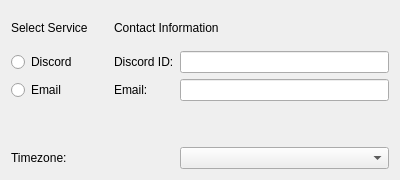
Before: the Qt Designer form ui/designs/channel_selection_widget.ui in Jacfogel/MHM, drawn with Qt 5.
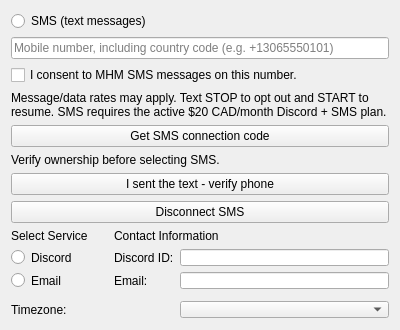
After: the same form once the commit is applied.

```diff
--- a/ui/designs/channel_selection_widget.ui
+++ b/ui/designs/channel_selection_widget.ui
@@ -14,6 +14,14 @@
    <string>Form</string>
   </property>
   <layout class="QVBoxLayout" name="verticalLayout">
+   <item><widget class="QRadioButton" name="radioButton_SMS"><property name="text"><string>SMS (text messages)</string></property></widget></item>
+   <item><widget class="QLineEdit" name="lineEdit_phone"><property name="placeholderText"><string>Mobile number, including country code (e.g. +13065550101)</string></property></widget></item>
+   <item><widget class="QCheckBox" name="checkBox_sms_consent"><property name="text"><string>I consent to MHM SMS messages on this number.</string></property></widget></item>
+   <item><widget class="QLabel" name="label_sms_consent_info"><property name="text"><string>Message/data rates may apply. Text STOP to opt out and START to resume. SMS requires the active $20 CAD/month Discord + SMS plan.</string></property><property name="wordWrap"><bool>true</bool></property></widget></item>
+   <item><widget class="QPushButton" name="button_sms_connect"><property name="text"><string>Get SMS connection code</string></property></widget></item>
+   <item><widget class="QLabel" name="label_sms_status"><property name="maximumSize"><size><width>16777215</width><height>90</height></size></property><property name="text"><string>Verify ownership before selecting SMS.</string></property><property name="wordWrap"><bool>true</bool></property><property name="textInteractionFlags"><set>Qt::TextInteractionFlag::TextSelectableByMouse</set></property></widget></item>
+   <item><widget class="QPushButton" name="button_sms_verify"><property name="text"><string>I sent the text - verify phone</string></property></widget></item>
+   <item><widget class="QPushButton" name="button_sms_disconnect"><property name="text"><string>Disconnect SMS</string></property></widget></item>
    <item>
     <layout class="QGridLayout" name="gridLayout_4">
      <property name="sizeConstraint">
```
